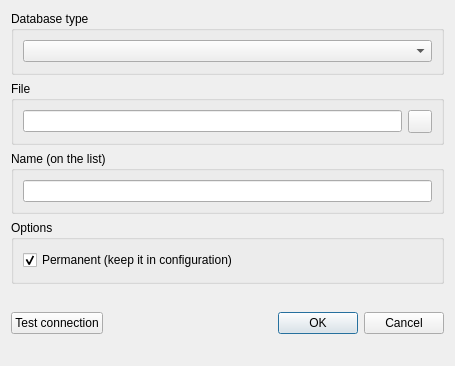
The window that SQLiteStudio3/guiSQLiteStudio/dialogs/dbdialog.ui (pawelsalawa/sqlitestudio) describes before a commit, drawn with Qt 5.
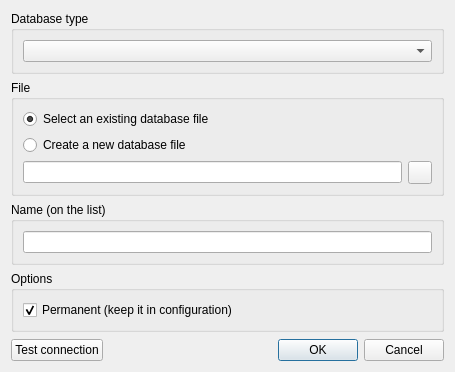
The same window after the commit. Icons and pictures are not drawn.

Commit message: Use a radio button group to choose between existing/new database file selection

Patch:
```diff
--- a/SQLiteStudio3/guiSQLiteStudio/dialogs/dbdialog.ui
+++ b/SQLiteStudio3/guiSQLiteStudio/dialogs/dbdialog.ui
@@ -44,6 +44,25 @@
      <property name="title">
       <string>File</string>
      </property>
+     <layout class="QVBoxLayout" name="verticalLayout_3">
+      <item>
+       <widget class="QRadioButton" name="existingDatabaseRadio">
+        <property name="text">
+         <string>Select an existing database file</string>
+        </property>
+        <property name="checked">
+         <bool>true</bool>
+        </property>
+       </widget>
+      </item>
+      <item>
+       <widget class="QRadioButton" name="createDatabaseRadio">
+        <property name="text">
+         <string>Create a new database file</string>
+        </property>
+       </widget>
+      </item>
+      <item>
      <layout class="QHBoxLayout" name="horizontalLayout_5">
       <item>
        <widget class="QLineEdit" name="fileEdit"/>
@@ -58,6 +77,8 @@
           <normaloff>:/icons/img/open_sql_file.png</normaloff>:/icons/img/open_sql_file.png</iconset>
         </property>
        </widget>
+        </item>
+       </layout>
       </item>
      </layout>
     </widget>
```
Lines whose indentation alone changed are shown as unchanged. The commit also changes 4 other files.
